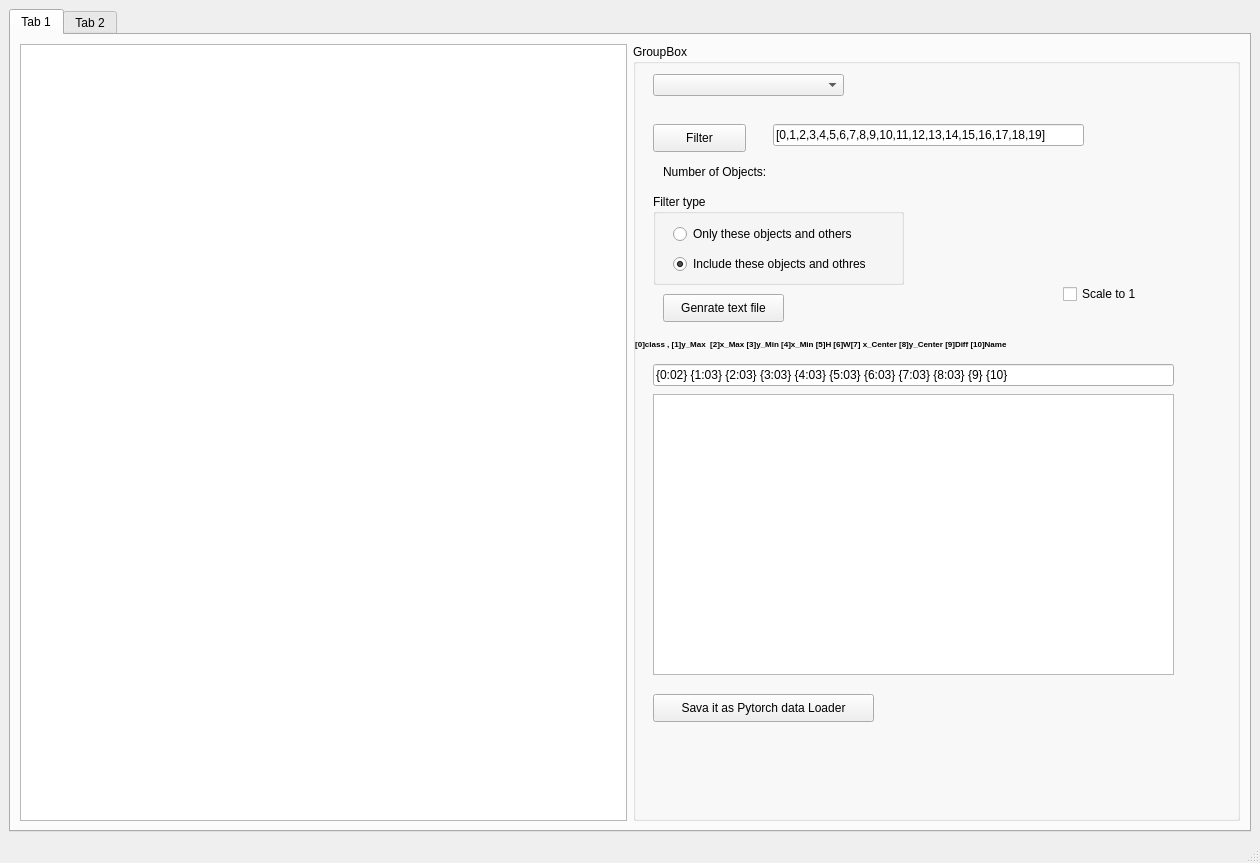
Old version of the form main_ui.ui in the repository Alibhji/Pascal_VOC_DataLoader.
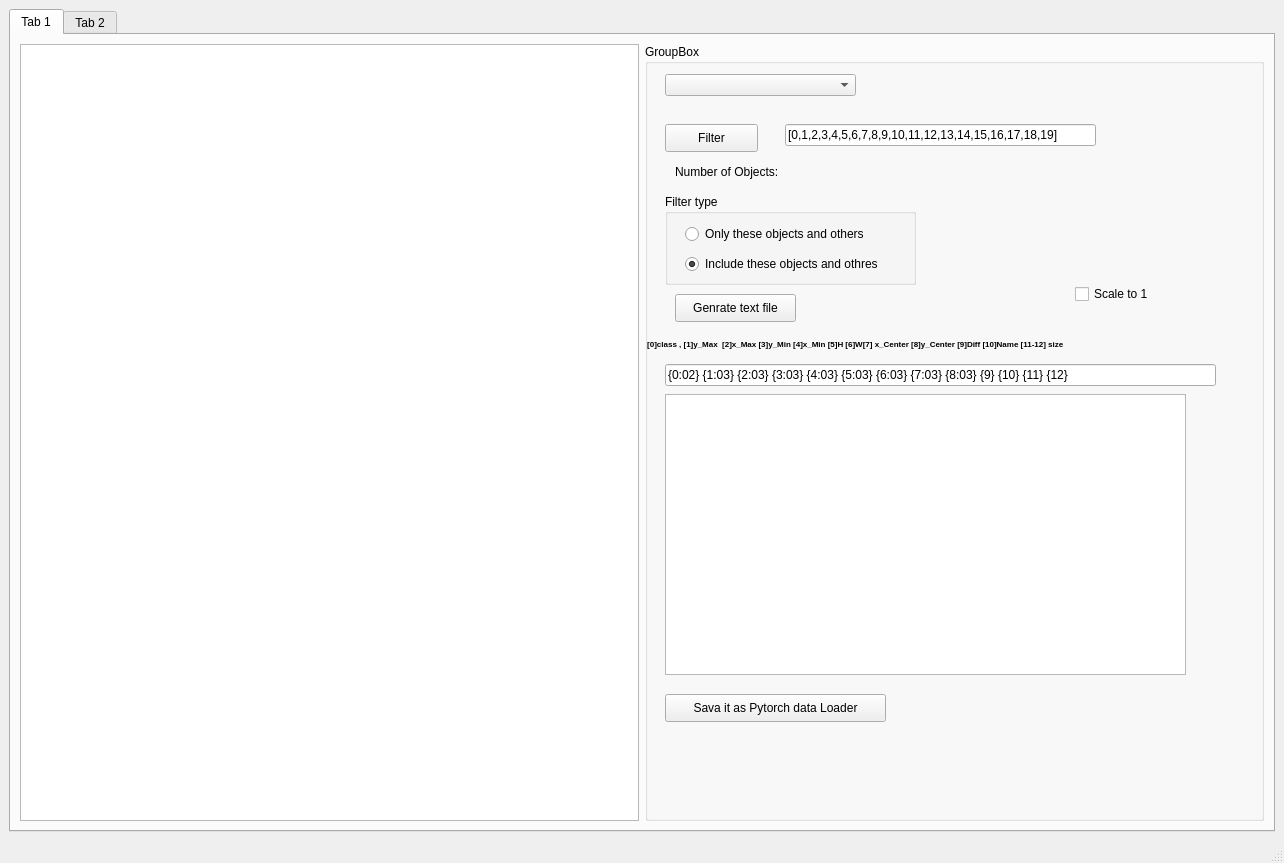
New version of the form.

The edit to the form file:
```diff
--- a/main_ui.ui
+++ b/main_ui.ui
@@ -6,7 +6,7 @@
    <rect>
     <x>0</x>
     <y>0</y>
-    <width>1260</width>
+    <width>1284</width>
     <height>863</height>
    </rect>
   </property>
@@ -206,7 +206,7 @@
             <rect>
              <x>20</x>
              <y>320</y>
-             <width>521</width>
+             <width>551</width>
              <height>22</height>
             </rect>
            </property>
@@ -216,7 +216,7 @@
             </font>
            </property>
            <property name="text">
-            <string>{0:02} {1:03} {2:03} {3:03} {4:03} {5:03} {6:03} {7:03} {8:03} {9} {10}</string>
+            <string>{0:02} {1:03} {2:03} {3:03} {4:03} {5:03} {6:03} {7:03} {8:03} {9} {10} {11} {12}</string>
            </property>
           </widget>
           <widget class="QLabel" name="lbl_format">
@@ -224,7 +224,7 @@
             <rect>
              <x>0</x>
              <y>290</y>
-             <width>551</width>
+             <width>611</width>
              <height>20</height>
             </rect>
            </property>
@@ -236,7 +236,7 @@
             </font>
            </property>
            <property name="text">
-            <string> [0]class , [1]y_Max  [2]x_Max [3]y_Min [4]x_Min [5]H [6]W[7] x_Center [8]y_Center [9]Diff [10]Name</string>
+            <string> [0]class , [1]y_Max  [2]x_Max [3]y_Min [4]x_Min [5]H [6]W[7] x_Center [8]y_Center [9]Diff [10]Name [11-12] size</string>
            </property>
           </widget>
           <widget class="QPushButton" name="btn_create_dataloader_torch">
```
Left out of the diff: 2 changed lines with no effect on the pictures.
